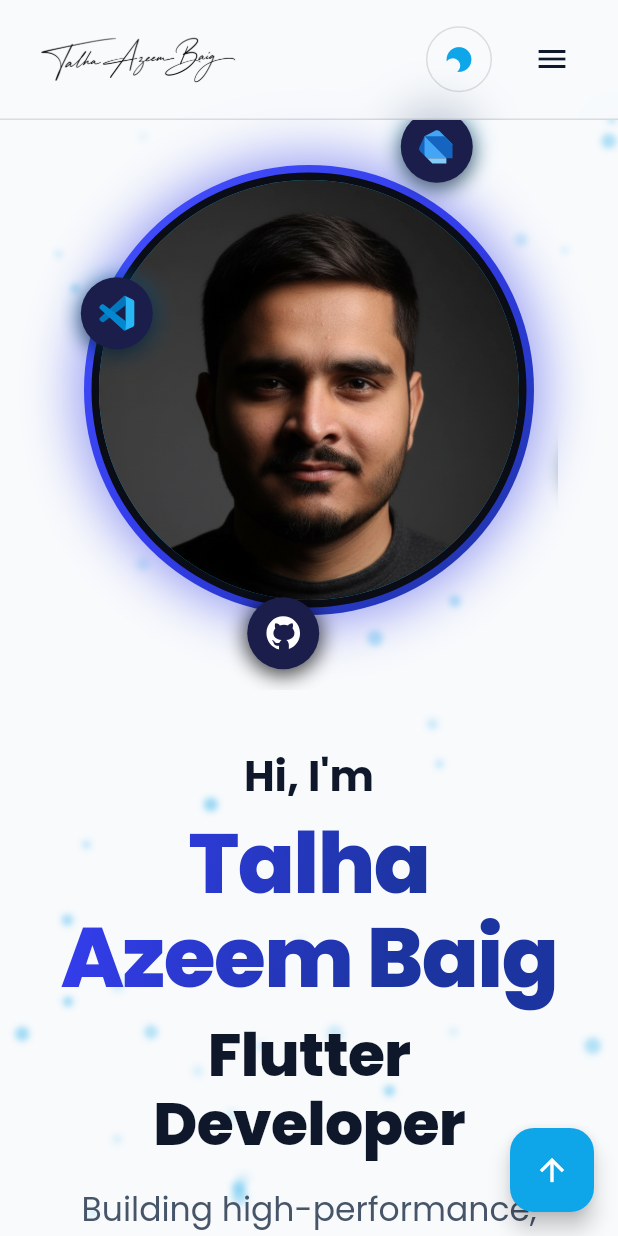
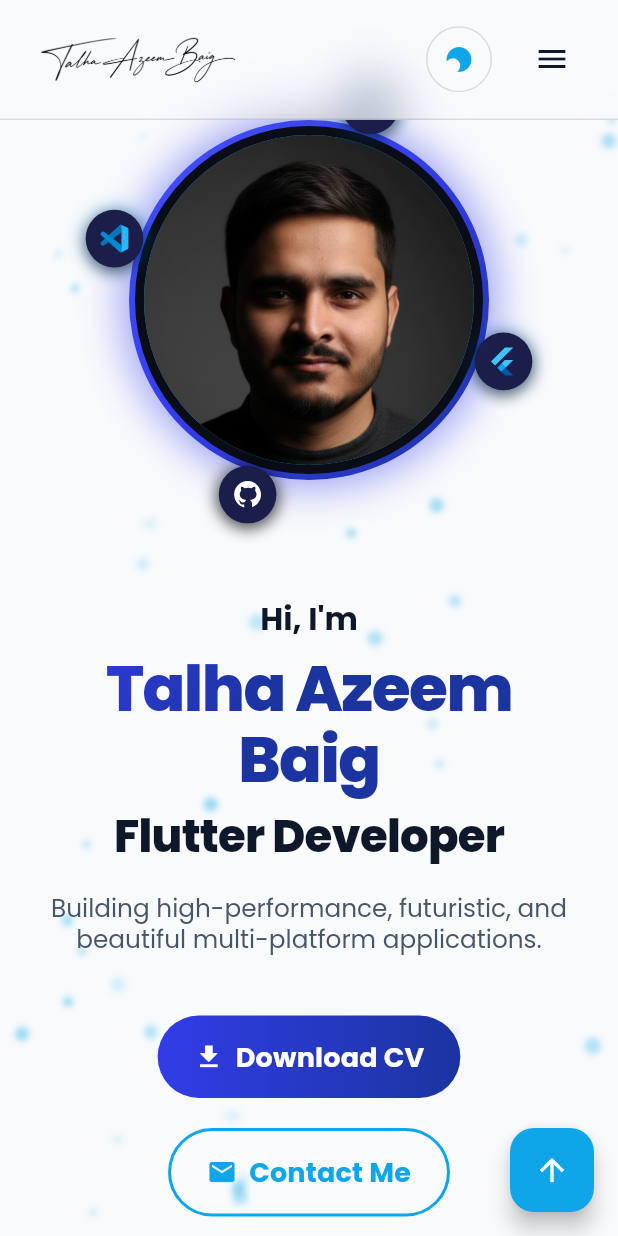
Before and after one commit to TalhaAzeemBaig/talha-portfolio-flutter-web-app, a Flutter app: the screen it shows after launch, after a tap on the "light mode" icon, after a tap on the "menu" icon, after a tap on "Home", on a phone screen of 412 x 824 dp. Run offline on Flutter 3.47's test engine with Material 3 defaults, Android fonts, the phone set to English and light mode, and no system bars; drawn by our look-alikes of flutter_animate; our stand-ins replace firebase_core, flutter_riverpod, flutter_svg, google_fonts, visibility_detector; accounts and stored records are empty; statements that could not run were skipped.

Commit message:
feat: implement responsive HeroSection widget with animations and layout support

```diff
--- a/lib/views/widgets/hero_section.dart
+++ b/lib/views/widgets/hero_section.dart
@@ -15,7 +15,7 @@ class HeroSection extends ConsumerWidget {
 
   @override
   Widget build(BuildContext context, WidgetRef ref) {
-    final isMobile = ResponsiveLayout.isMobile(context);
+    final useColumnLayout = !ResponsiveLayout.isDesktop(context);
     final size = MediaQuery.sizeOf(context);
 
     return VisibilityDetector(
@@ -30,20 +30,23 @@ class HeroSection extends ConsumerWidget {
         constraints: BoxConstraints(
           minHeight: size.height - 80, // Subtract navbar height
         ),
-        padding: const EdgeInsets.symmetric(horizontal: 40, vertical: 60),
-        child: isMobile
+        padding: EdgeInsets.symmetric(
+          horizontal: useColumnLayout ? 20 : 40,
+          vertical: useColumnLayout ? 40 : 60,
+        ),
+        child: useColumnLayout
             ? Column(
                 mainAxisAlignment: MainAxisAlignment.center,
                 children: [
                   const _AnimatedAvatar(),
                   const SizedBox(height: 40),
-                  _buildContent(context, ref, isMobile),
+                  _buildContent(context, ref, useColumnLayout),
                 ],
               )
             : Row(
                 mainAxisAlignment: MainAxisAlignment.center,
                 children: [
-                  Expanded(child: _buildContent(context, ref, isMobile)),
+                  Expanded(child: _buildContent(context, ref, useColumnLayout)),
                   const SizedBox(width: 60),
                   const _AnimatedAvatar(),
                 ],
@@ -52,28 +55,49 @@ class HeroSection extends ConsumerWidget {
     );
   }
 
-  Widget _buildContent(BuildContext context, WidgetRef ref, bool isMobile) {
+  Widget _buildContent(
+    BuildContext context,
+    WidgetRef ref,
+    bool useColumnLayout,
+  ) {
     final theme = Theme.of(context);
+    final screenWidth = MediaQuery.sizeOf(context).width;
+
+    // Calculate dynamic scaling factor for fonts on smaller screens
+    final double fontScale = useColumnLayout
+        ? (screenWidth < 480 ? 0.75 : 0.85)
+        : 1.0;
+
     return Column(
-      crossAxisAlignment: isMobile
+      crossAxisAlignment: useColumnLayout
           ? CrossAxisAlignment.center
           : CrossAxisAlignment.start,
       mainAxisAlignment: MainAxisAlignment.center,
       children: [
         Text(
           "Hi, I'm",
-          style: theme.textTheme.displaySmall,
+          style: theme.textTheme.displaySmall?.copyWith(
+            fontSize:
+                (theme.textTheme.displaySmall?.fontSize ?? 28) * fontScale,
+          ),
         ).animate().fade(duration: 600.ms).slideY(begin: 0.3, end: 0),
         const SizedBox(height: 10),
         Text(
               AppConstants.fullName,
               style: theme.textTheme.displayLarge?.copyWith(
+                fontSize:
+                    (theme.textTheme.displayLarge?.fontSize ?? 56) * fontScale,
                 foreground: Paint()
                   ..shader = AppConstants.heroTextGradient.createShader(
-                    const Rect.fromLTWH(0.0, 0.0, 400.0, 100.0),
+                    Rect.fromLTWH(
+                      0.0,
+                      0.0,
+                      useColumnLayout ? 300.0 : 400.0,
+                      100.0,
+                    ),
                   ),
               ),
-              textAlign: isMobile ? TextAlign.center : TextAlign.left,
+              textAlign: useColumnLayout ? TextAlign.center : TextAlign.left,
             )
             .animate()
             .fade(delay: 200.ms, duration: 600.ms)
@@ -81,8 +105,11 @@ class HeroSection extends ConsumerWidget {
         const SizedBox(height: 10),
         Text(
               AppConstants.title,
-              style: theme.textTheme.displayMedium,
-              textAlign: isMobile ? TextAlign.center : TextAlign.left,
+              style: theme.textTheme.displayMedium?.copyWith(
+                fontSize:
+                    (theme.textTheme.displayMedium?.fontSize ?? 40) * fontScale,
+              ),
+              textAlign: useColumnLayout ? TextAlign.center : TextAlign.left,
             )
             .animate()
             .fade(delay: 400.ms, duration: 600.ms)
@@ -91,14 +118,17 @@ class HeroSection extends ConsumerWidget {
         Text(
           AppConstants.tagline,
           style: theme.textTheme.titleLarge?.copyWith(
+            fontSize: (theme.textTheme.titleLarge?.fontSize ?? 22) * fontScale,
             color: theme.textTheme.bodyMedium?.color,
             fontWeight: FontWeight.normal,
           ),
-          textAlign: isMobile ? TextAlign.center : TextAlign.left,
+          textAlign: useColumnLayout ? TextAlign.center : TextAlign.left,
         ).animate().fade(delay: 600.ms, duration: 600.ms),
         const SizedBox(height: 40),
         Wrap(
-              alignment: isMobile ? WrapAlignment.center : WrapAlignment.start,
+              alignment: useColumnLayout
+                  ? WrapAlignment.center
+                  : WrapAlignment.start,
               spacing: 20,
               runSpacing: 20,
               children: [
@@ -107,6 +137,7 @@ class HeroSection extends ConsumerWidget {
                   'Download CV',
                   Icons.download,
                   isPrimary: true,
+                  useColumnLayout: useColumnLayout,
                   onPressed: () => _launchUrl(AppConstants.cvUrl),
                 ),
                 _buildCTAButton(
@@ -114,6 +145,7 @@ class HeroSection extends ConsumerWidget {
                   'Contact Me',
                   Icons.mail,
                   isPrimary: false,
+                  useColumnLayout: useColumnLayout,
                   onPressed: () {
                     final pc = ref.read(portfolioControllerProvider);
                     pc.scrollToSection(pc.contactKey);
@@ -126,7 +158,9 @@ class HeroSection extends ConsumerWidget {
             .slideY(begin: 0.3, end: 0),
         const SizedBox(height: 40),
         Wrap(
-          alignment: isMobile ? WrapAlignment.center : WrapAlignment.start,
+          alignment: useColumnLayout
+              ? WrapAlignment.center
+              : WrapAlignment.start,
           spacing: 20,
           runSpacing: 20,
           children: [
@@ -148,6 +182,7 @@ class HeroSection extends ConsumerWidget {
     String text,
     IconData icon, {
     required bool isPrimary,
+    required bool useColumnLayout,
     required VoidCallback onPressed,
   }) {
     final theme = Theme.of(context);
@@ -155,7 +190,7 @@ class HeroSection extends ConsumerWidget {
       onTap: onPressed,
       borderRadius: BorderRadius.circular(30),
       child: Container(
-        width: ResponsiveLayout.isMobile(context) ? null : 220,
+        width: useColumnLayout ? null : 220,
         padding: const EdgeInsets.symmetric(horizontal: 24, vertical: 14),
         decoration: BoxDecoration(
           borderRadius: BorderRadius.circular(30),
@@ -165,6 +200,7 @@ class HeroSection extends ConsumerWidget {
               : Border.all(color: theme.primaryColor, width: 2),
         ),
         child: Row(
+          mainAxisSize: MainAxisSize.min,
           children: [
             Icon(
               icon,
@@ -238,9 +274,16 @@ class _AnimatedAvatarState extends State<_AnimatedAvatar>
 
   @override
   Widget build(BuildContext context) {
-    const double orbitRadius = 170.0;
-    const double avatarSize = 300.0;
-    const double widgetSize = 400.0;
+    final screenWidth = MediaQuery.sizeOf(context).width;
+    final isMobile = ResponsiveLayout.isMobile(context);
+    final isTablet = ResponsiveLayout.isTablet(context);
+
+    final double widgetSize = isMobile
+        ? math.min(320.0, screenWidth - 40)
+        : (isTablet ? 360.0 : 400.0);
+    final double avatarSize = widgetSize * 0.75;
+    final double orbitRadius = widgetSize * 0.425;
+    final double iconSize = widgetSize * 0.12;
 
     return SizedBox(
       width: widgetSize,
@@ -258,22 +301,24 @@ class _AnimatedAvatarState extends State<_AnimatedAvatar>
                   boxShadow: [
                     BoxShadow(
                       color: AppConstants.neonBlue.withOpacity(0.5),
-                      blurRadius: 30,
-                      spreadRadius: 5,
+                      blurRadius: widgetSize * (30 / 400),
+                      spreadRadius: widgetSize * (5 / 400),
                     ),
                   ],
                 ),
                 child: Padding(
-                  padding: const EdgeInsets.all(5.0),
+                  padding: EdgeInsets.all(widgetSize * (5 / 400)),
                   child: Container(
                     decoration: const BoxDecoration(
                       shape: BoxShape.circle,
                       color: AppConstants.darkBgColor,
                     ),
-                    child: const Center(
+                    child: Center(
                       child: CircleAvatar(
-                        radius: 140,
-                        backgroundImage: AssetImage(AppAssets.profileImage),
+                        radius: avatarSize / 2 - 10,
+                        backgroundImage: const AssetImage(
+                          AppAssets.profileImage,
+                        ),
                       ),
                     ),
                   ),
@@ -299,6 +344,7 @@ class _AnimatedAvatarState extends State<_AnimatedAvatar>
                     angle: _controller.value * 2 * math.pi,
                     radius: orbitRadius,
                     center: widgetSize / 2,
+                    iconSize: iconSize,
                   ),
                   _buildOrbitIcon(
                     svgAsset: AppAssets.flutterSvg,
@@ -306,6 +352,7 @@ class _AnimatedAvatarState extends State<_AnimatedAvatar>
                     angle: _controller.value * 2 * math.pi + (math.pi / 2),
                     radius: orbitRadius,
                     center: widgetSize / 2,
+                    iconSize: iconSize,
                   ),
 
                   _buildOrbitIcon(
@@ -314,6 +361,7 @@ class _AnimatedAvatarState extends State<_AnimatedAvatar>
                     angle: _controller.value * 2 * math.pi + math.pi,
                     radius: orbitRadius,
                     center: widgetSize / 2,
+                    iconSize: iconSize,
                   ),
 
                   _buildOrbitIcon(
@@ -322,6 +370,7 @@ class _AnimatedAvatarState extends State<_AnimatedAvatar>
                     angle: _controller.value * 2 * math.pi + (3 * math.pi / 2),
                     radius: orbitRadius,
                     center: widgetSize / 2,
+                    iconSize: iconSize,
                   ),
                 ],
               );
@@ -338,38 +387,39 @@ class _AnimatedAvatarState extends State<_AnimatedAvatar>
     required double angle,
     required double radius,
     required double center,
+    required double iconSize,
   }) {
-    // 24 is half of container size (48/2)
-    final x = center + radius * math.cos(angle) - 24;
-    final y = center + radius * math.sin(angle) - 24;
+    final offset = iconSize / 2;
+    final x = center + radius * math.cos(angle) - offset;
+    final y = center + radius * math.sin(angle) - offset;
 
     return Positioned(
       left: x,
       top: y,
       child: Container(
-        width: 48,
-        height: 48,
-        padding: const EdgeInsets.all(10),
+        width: iconSize,
+        height: iconSize,
+        padding: EdgeInsets.all(iconSize * (10 / 48)),
         decoration: BoxDecoration(
           color: AppConstants.darkCardColor,
           shape: BoxShape.circle,
           boxShadow: [
             BoxShadow(
               color: color.withOpacity(0.4),
-              blurRadius: 12,
-              spreadRadius: 2,
+              blurRadius: iconSize * (12 / 48),
+              spreadRadius: iconSize * (2 / 48),
             ),
             BoxShadow(
               color: Colors.black.withOpacity(0.5),
-              blurRadius: 10,
-              offset: const Offset(0, 4),
+              blurRadius: iconSize * (10 / 48),
+              offset: Offset(0, iconSize * (4 / 48)),
             ),
           ],
         ),
         child: SvgPicture.asset(
           svgAsset,
-          width: 24,
-          height: 24,
+          width: iconSize * (24 / 48),
+          height: iconSize * (24 / 48),
           color: svgAsset == AppAssets.githubSvg ? Colors.white : null,
         ),
       ),
```
Also changed, not shown: 1 other file.
